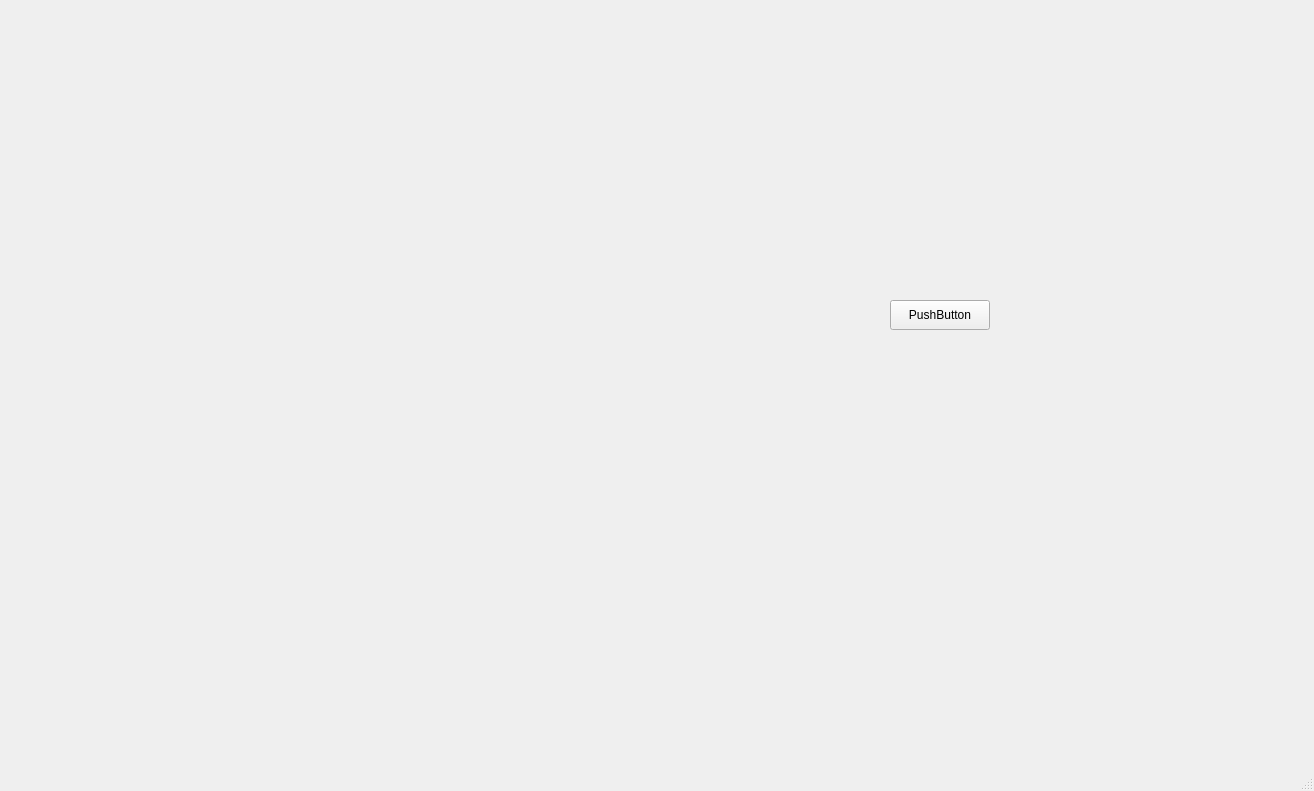
Old version of the form echecs1015/Project1/Project1/EXEM/mainwindow.ui in the repository MaxRonce/INF1015_Projet.
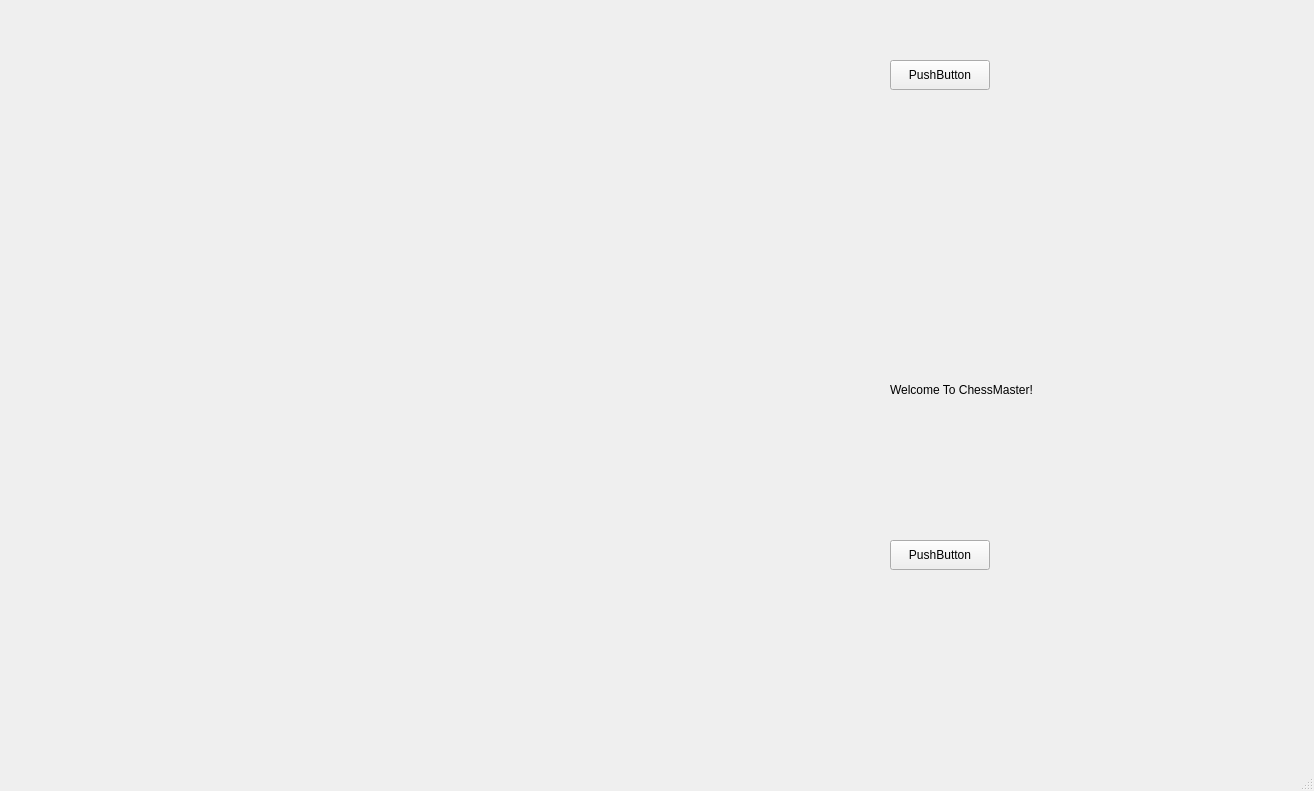
New version of the form.

The edit to the form file:
```diff
--- a/echecs1015/Project1/Project1/EXEM/mainwindow.ui
+++ b/echecs1015/Project1/Project1/EXEM/mainwindow.ui
@@ -38,6 +38,57 @@
      <property name="spacing">
       <number>0</number>
      </property>
+     <item>
+      <widget class="QPushButton" name="pushButton_2">
+       <property name="sizePolicy">
+        <sizepolicy hsizetype="Minimum" vsizetype="Fixed">
+         <horstretch>30</horstretch>
+         <verstretch>5</verstretch>
+        </sizepolicy>
+       </property>
+       <property name="minimumSize">
+        <size>
+         <width>100</width>
+         <height>0</height>
+        </size>
+       </property>
+       <property name="maximumSize">
+        <size>
+         <width>60</width>
+         <height>30</height>
+        </size>
+       </property>
+       <property name="text">
+        <string>PushButton</string>
+       </property>
+      </widget>
+     </item>
+     <item>
+      <widget class="QLabel" name="label_2">
+       <property name="maximumSize">
+        <size>
+         <width>150</width>
+         <height>100</height>
+        </size>
+       </property>
+       <property name="text">
+        <string/>
+       </property>
+      </widget>
+     </item>
+     <item>
+      <widget class="QLabel" name="label">
+       <property name="maximumSize">
+        <size>
+         <width>350</width>
+         <height>200</height>
+        </size>
+       </property>
+       <property name="text">
+        <string>Welcome To ChessMaster!</string>
+       </property>
+      </widget>
+     </item>
      <item>
       <widget class="QPushButton" name="pushButton">
        <property name="sizePolicy">
```
